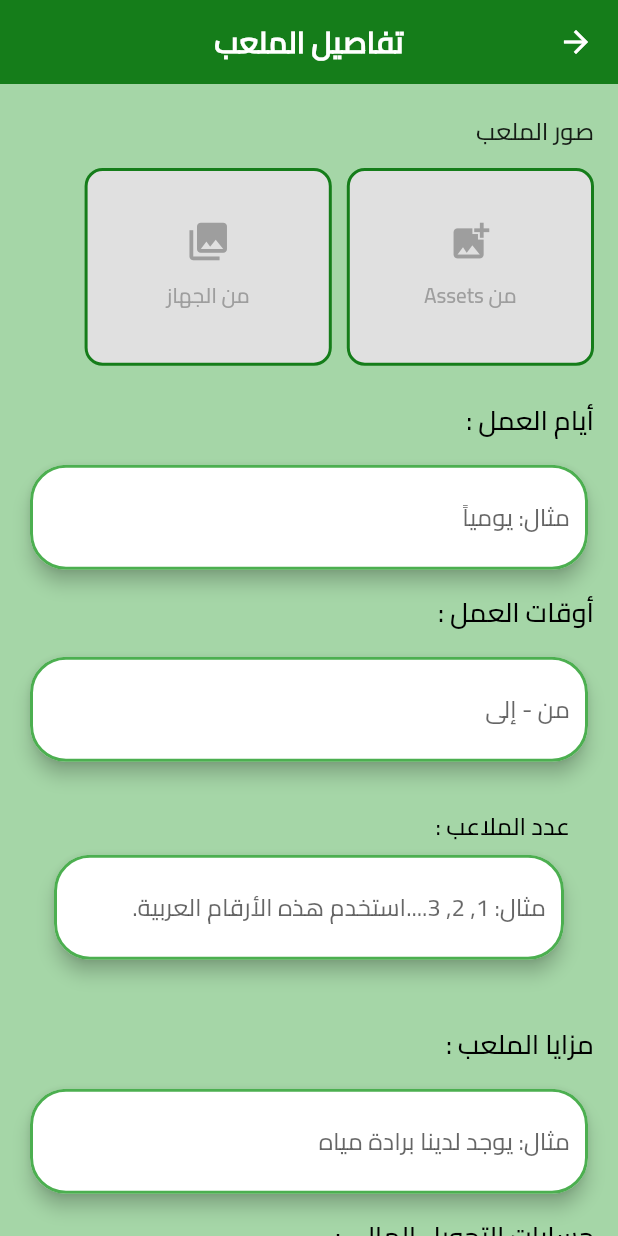
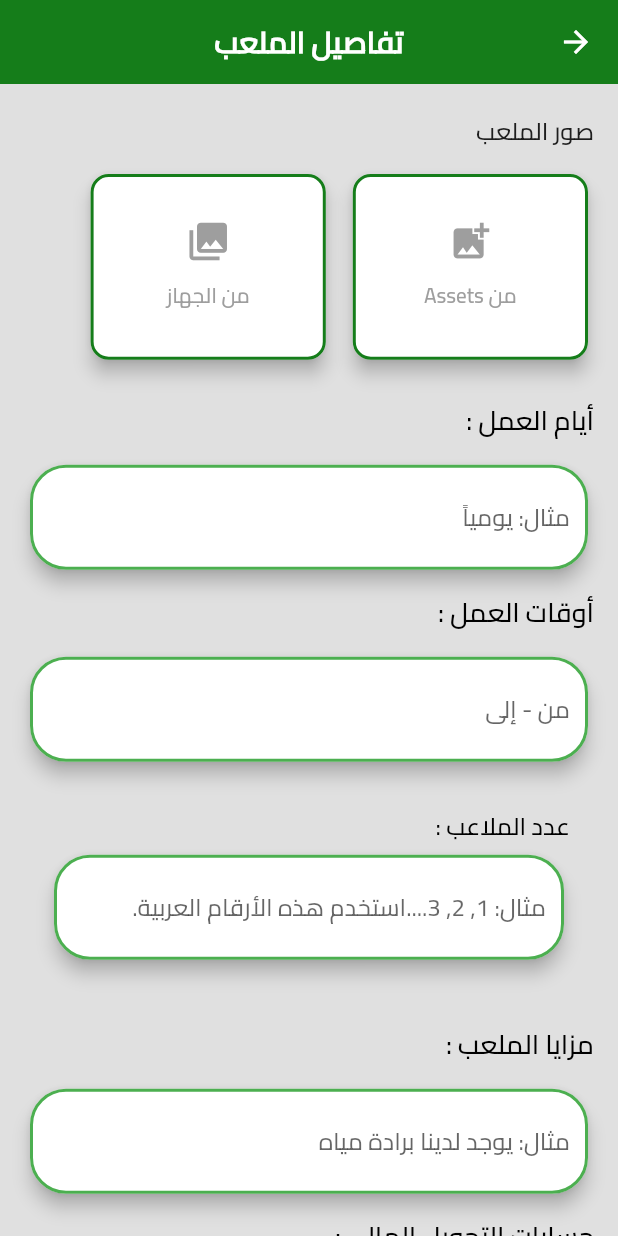
Before and after one commit to ZeyadBamj/staduim_home, a Flutter app: the OwnerDetailsScreen screen opened directly, on a phone screen of 412 x 824 dp. Run offline on Flutter 3.47's test engine with Material 3 defaults, Android fonts, the phone set to English and light mode, and no system bars; our stand-ins replace equatable, flutter_bloc, font_awesome_flutter, image_picker, shared_preferences; accounts and stored records are empty.

Commit message:
100% ان شاء الله

```diff
--- a/lib/constants/text_style_constants.dart
+++ b/lib/constants/text_style_constants.dart
@@ -27,7 +27,7 @@ class OwnerInputStyle {
 class ShowConfirmDialogStyle {
   static const kYes = TextStyle(color: kRedColor, fontSize: 18);
 
-  static const kNo = TextStyle(color: kWhiteColor);
+  static const kNo = TextStyle(color: kBlackColor);
 
   static const kContent = TextStyle(fontSize: 18);
 }
--- a/lib/helper/show_confirm_dialog.dart
+++ b/lib/helper/show_confirm_dialog.dart
@@ -20,7 +20,7 @@ Future<bool?> showConfirmDialog(
             FocusScope.of(context).unfocus();
           },
           child: AlertDialog(
-            backgroundColor: kGreenColor.shade300,
+            backgroundColor: kBorderColor,
             shape: RoundedRectangleBorder(
               borderRadius: BorderRadius.circular(16),
             ),
--- a/lib/screens/owner_screens/owner_control_screen.dart
+++ b/lib/screens/owner_screens/owner_control_screen.dart
@@ -24,7 +24,7 @@ class OwnerPlaygroundControlScreen extends StatelessWidget {
         FocusScope.of(context).unfocus(); // ← يخفي لوحة المفاتيح ويزيل التركيز
       },
       child: Scaffold(
-        backgroundColor: kGreenColor.shade200,
+        backgroundColor: kBorderColor,
         appBar: const OwnerAppBar(title: 'ادارة الملعب'),
         body: BlocBuilder<OwnerControlCubit, OwnerControlState>(
           builder: (context, state) {
--- a/lib/screens/owner_screens/owner_details_screen.dart
+++ b/lib/screens/owner_screens/owner_details_screen.dart
@@ -122,7 +122,7 @@ class _OwnerDetailsScreenState extends State<OwnerDetailsScreen> {
         FocusScope.of(context).unfocus(); // ← يخفي لوحة المفاتيح ويزيل التركيز
       },
       child: Scaffold(
-        backgroundColor: kGreenColor.shade200,
+        backgroundColor: kBorderColor,
         appBar: AppBar(title: const Text("تفاصيل الملعب"), centerTitle: true),
         body: SingleChildScrollView(
           padding: const EdgeInsets.all(16),
@@ -266,13 +266,14 @@ class _OwnerDetailsScreenState extends State<OwnerDetailsScreen> {
   }
 
   Widget _buildAddButtonContent(IconData icon, String label) {
-    return Container(
+    return SizedBox(
       height: mediaQueryHeight(context, height: 0.4),
       width: mediaQueryWidth(context, width: 0.4),
-      decoration: BoxDecoration(
+      child: Card(
+        elevation: 5,
+        shape: RoundedRectangleBorder(
           borderRadius: BorderRadius.circular(12),
-        border: Border.all(color: kPrimaryColor, width: 2),
-        color: kGreyColor.shade300,
+          side: BorderSide(color: kPrimaryColor, width: 2),
         ),
         child: Center(
           child: Column(
@@ -282,6 +283,7 @@ class _OwnerDetailsScreenState extends State<OwnerDetailsScreen> {
               const SizedBox(height: 8),
               Text(label, style: const TextStyle(color: kGreyColor)),
             ],
+          ),
         ),
       ),
     );
--- a/lib/screens/owner_screens/owner_home.dart
+++ b/lib/screens/owner_screens/owner_home.dart
@@ -17,7 +17,7 @@ class OwnerHome extends StatelessWidget {
     OwnerPlaygroundControlScreen(),
     OwnerDetailsScreen(),
     OwnerNotificationsScreen(),
-    ExitFingerScreen(),
+    // ExitFingerScreen(),
   ];
 
   @override
--- a/lib/screens/owner_screens/owner_main_screen.dart
+++ b/lib/screens/owner_screens/owner_main_screen.dart
@@ -10,7 +10,7 @@ class OwnerMainScreen extends StatelessWidget {
   Widget build(BuildContext context) {
     return Scaffold(
       drawer: const OwnerDrawer(),
-      backgroundColor: kGreenColor.shade200,
+      backgroundColor: kBorderColor,
       appBar: const OwnerAppBar(title: 'الرئيسية'),
       body: const Center(
         child: Text(
--- a/lib/screens/user_screens/user_home.dart
+++ b/lib/screens/user_screens/user_home.dart
@@ -17,7 +17,7 @@ class UserHome extends StatelessWidget {
     PlaygroundScreen(),
     ReservationScreen(),
     ProfileScreen(),
-    ExitFingerScreen(),
+    // ExitFingerScreen(),
   ];
 
   @override
--- a/lib/widgets/owner_widgets/common/owner_drawer.dart
+++ b/lib/widgets/owner_widgets/common/owner_drawer.dart
@@ -75,7 +75,7 @@ class OwnerDrawer extends StatelessWidget {
               color: kRedColor,
               shadows: [kShadow(color: kRedColor, blurRadius: 5)],
             ),
-            title:  Text('تسجيل الخروج', style: ExitTextStyle.kExitText),
+            title: Text('تسجيل الخروج', style: ExitTextStyle.kExitText),
             onTap: () async {
               final shouldExit = await showConfirmDialog(
                 context,
--- a/lib/widgets/user_widgets/reservision_widgets/reservision_buttons.dart
+++ b/lib/widgets/user_widgets/reservision_widgets/reservision_buttons.dart
@@ -9,7 +9,7 @@ class ReservisionButtons extends StatelessWidget {
 
   @override
   Widget build(BuildContext context) {
-    final categories = ['القادمة', 'السابقة', 'ملغية', 'مرفوضة'];
+    final categories = ['القادمة', 'السابقة', 'ملغية'];
     final cubit = context.read<ReservisionCubit>();
 
     return BlocBuilder<ReservisionCubit, ReservisionState>(
@@ -26,7 +26,7 @@ class ReservisionButtons extends StatelessWidget {
                     final categoryName = state.selectedCategory == category;
                     return CustomElevatedButton(
                       name: category,
-                      padding: EdgeInsets.symmetric(horizontal: 18),
+                      padding: EdgeInsets.symmetric(horizontal: 30),
                       isSelected: categoryName,
                       onPressed: () {
                         cubit.selectCategory(category);
```
Also changed, not shown: lib/screens/owner_screens/owner_notification_screen.dart (+1 -12 lines), lib/widgets/owner_widgets/owner_control_widgets/show_add_period_dialog.dart (+3 -7 lines). Lines whose indentation alone changed are shown as unchanged.
